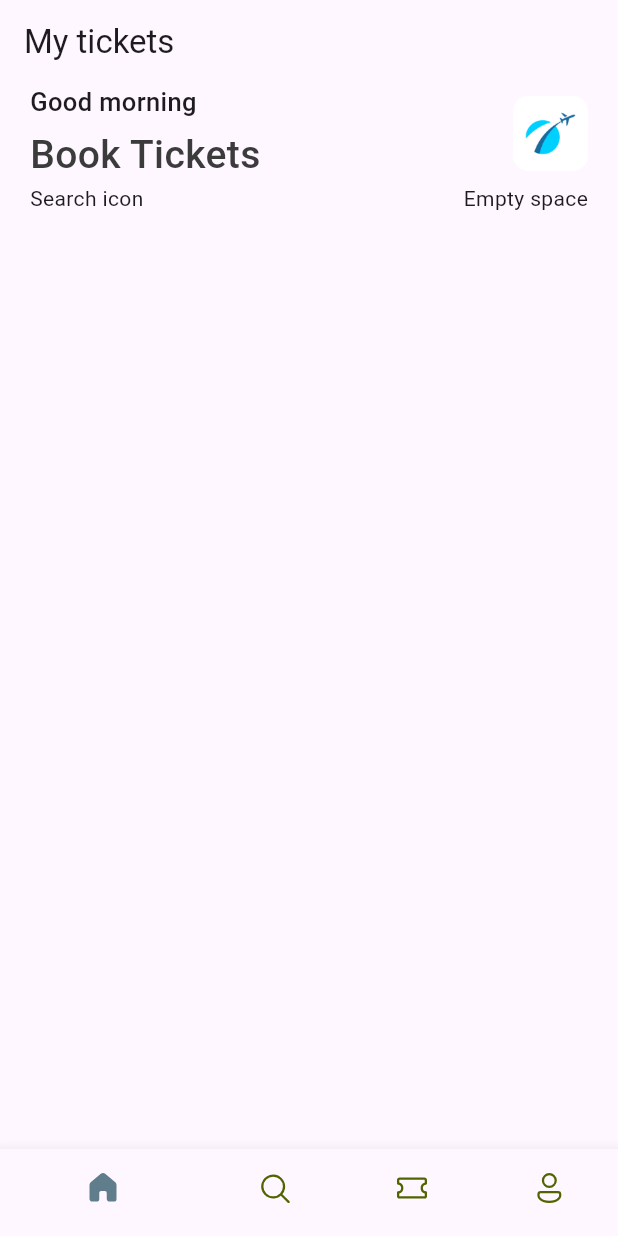
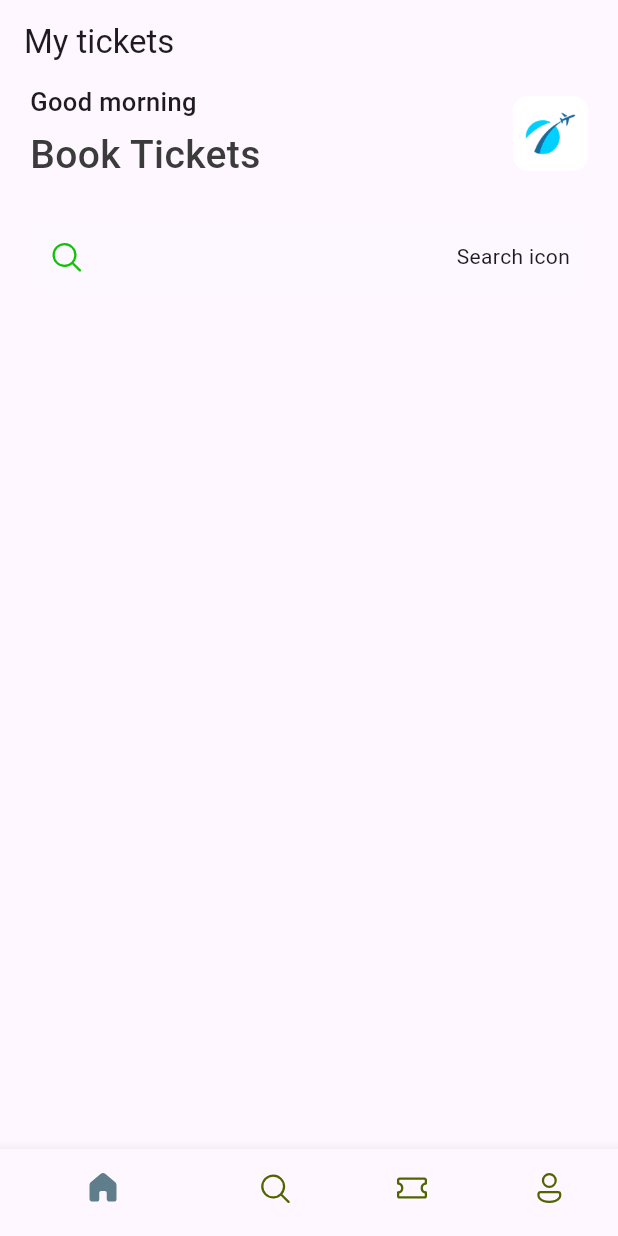
Before and after one commit to DevAiKaiSys/flutter-tutorials, a Flutter app: the screen it shows after launch, on a phone screen of 412 x 824 dp. Run offline on Flutter 3.47's test engine with Material 3 defaults, Android fonts, the phone set to English and light mode, and no system bars; our stand-ins replace fluentui_icons.

Commit message:
Create search box layout

```diff
--- a/ticket_app/lib/resentation_layer/screens/home_screen.dart
+++ b/ticket_app/lib/resentation_layer/screens/home_screen.dart
@@ -1,3 +1,4 @@
+import 'package:fluentui_icons/fluentui_icons.dart';
 import 'package:flutter/material.dart';
 import 'package:ticket_app/resentation_layer/base/res/media.dart';
 import 'package:ticket_app/resentation_layer/base/res/styles/app_styles.dart';
@@ -43,12 +44,23 @@ class HomeScreen extends StatelessWidget {
                     ),
                   ],
                 ),
-                const Row(
-                  mainAxisAlignment: MainAxisAlignment.spaceBetween,
-                  children: [
-                    Text("Search icon"),
-                    Text("Empty space"),
-                  ],
+                const SizedBox(height: 25),
+                Container(
+                  padding: const EdgeInsets.symmetric(horizontal: 12, vertical: 12),
+                  decoration: BoxDecoration(
+                    borderRadius: BorderRadius.circular(10),
+                    color: const Color(0x0ff4f6fd),
+                  ),
+                  child: const Row(
+                    mainAxisAlignment: MainAxisAlignment.spaceBetween,
+                    children: [
+                      Icon(
+                        FluentSystemIcons.ic_fluent_search_regular,
+                        color: Color(0xFF0FC205),
+                      ),
+                      Text("Search icon"),
+                    ],
+                  ),
                 ),
               ],
             ),
```
